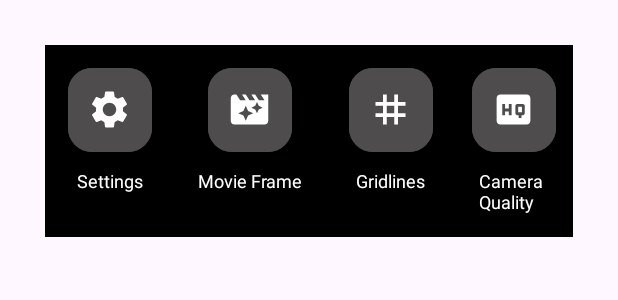
After one commit to DixitKashyap/GalleryX, an Android app: the layout bottom_sheet_navigation_video_view.xml on its own in the app's theme, with its tools: preview values and no code run, on a phone screen of 412 x 824 dp. The commit adds this screen. Shown: the top 300 px of the screen. Run offline under Robolectric (Android 15) with nearby library versions, the phone set to English and light mode, and no system bars.

```diff
--- /dev/null
+++ b/app/src/main/res/drawable/baseline_shutter_speed_24.xml
@@ -0,0 +1,5 @@
+<vector android:height="24dp" android:tint="#000000"
+    android:viewportHeight="24" android:viewportWidth="24"
+    android:width="24dp" xmlns:android="http://schemas.android.com/apk/res/android">
+    <path android:fillColor="@android:color/white" android:pathData="M15,1L9,1v2h6L15,1zM19.03,7.39l1.42,-1.42c-0.43,-0.51 -0.9,-0.99 -1.41,-1.41l-1.42,1.42C16.07,4.74 14.12,4 12,4c-4.97,0 -9,4.03 -9,9s4.02,9 9,9 9,-4.03 9,-9c0,-2.12 -0.74,-4.07 -1.97,-5.61zM12,20c-3.87,0 -7,-3.13 -7,-7s3.13,-7 7,-7 7,3.13 7,7 -3.13,7 -7,7zM11.68,15L6.35,15c0.57,1.62 1.82,2.92 3.41,3.56l-0.11,-0.06 2.03,-3.5zM17.65,11c-0.57,-1.6 -1.78,-2.89 -3.34,-3.54L12.26,11h5.39zM10.61,18.83c0.45,0.11 0.91,0.17 1.39,0.17 1.34,0 2.57,-0.45 3.57,-1.19l-2.11,-3.9 -2.85,4.92zM7.55,8.99C6.59,10.05 6,11.46 6,13c0,0.34 0.04,0.67 0.09,1h4.72L7.55,8.99zM16.34,17.13C17.37,16.06 18,14.6 18,13c0,-0.34 -0.04,-0.67 -0.09,-1h-4.34l2.77,5.13zM13.33,7.15C12.9,7.06 12.46,7 12,7c-1.4,0 -2.69,0.49 -3.71,1.29l2.32,3.56 2.72,-4.7z"/>
+</vector>
--- /dev/null
+++ b/app/src/main/res/drawable/flash_off_icon.xml
@@ -0,0 +1,5 @@
+<vector android:height="24dp" android:tint="#000000"
+    android:viewportHeight="24" android:viewportWidth="24"
+    android:width="24dp" xmlns:android="http://schemas.android.com/apk/res/android">
+    <path android:fillColor="@android:color/white" android:pathData="M3.27,3L2,4.27l5,5V13h3v9l3.58,-6.14L17.73,20 19,18.73 3.27,3zM17,10h-4l4,-8H7v2.18l8.46,8.46L17,10z"/>
+</vector>
--- /dev/null
+++ b/app/src/main/res/drawable/high_quality_icon.xml
@@ -0,0 +1,5 @@
+<vector android:height="24dp"
+    android:viewportHeight="24" android:viewportWidth="24"
+    android:width="24dp" xmlns:android="http://schemas.android.com/apk/res/android">
+    <path android:fillColor="@android:color/white" android:pathData="M19,4L5,4c-1.11,0 -2,0.9 -2,2v12c0,1.1 0.89,2 2,2h14c1.1,0 2,-0.9 2,-2L21,6c0,-1.1 -0.9,-2 -2,-2zM11,15L9.5,15v-2h-2v2L6,15L6,9h1.5v2.5h2L9.5,9L11,9v6zM18,14c0,0.55 -0.45,1 -1,1h-0.75v1.5h-1.5L14.75,15L14,15c-0.55,0 -1,-0.45 -1,-1v-4c0,-0.55 0.45,-1 1,-1h3c0.55,0 1,0.45 1,1v4zM14.5,13.5h2v-3h-2v3z"/>
+</vector>
--- /dev/null
+++ b/app/src/main/res/drawable/high_quality_icon_1.xml
@@ -0,0 +1,5 @@
+<vector android:height="24dp"
+    android:viewportHeight="24" android:viewportWidth="24"
+    android:width="24dp" xmlns:android="http://schemas.android.com/apk/res/android">
+    <path android:fillColor="@color/light_blue" android:pathData="M19,4L5,4c-1.11,0 -2,0.9 -2,2v12c0,1.1 0.89,2 2,2h14c1.1,0 2,-0.9 2,-2L21,6c0,-1.1 -0.9,-2 -2,-2zM11,15L9.5,15v-2h-2v2L6,15L6,9h1.5v2.5h2L9.5,9L11,9v6zM18,14c0,0.55 -0.45,1 -1,1h-0.75v1.5h-1.5L14.75,15L14,15c-0.55,0 -1,-0.45 -1,-1v-4c0,-0.55 0.45,-1 1,-1h3c0.55,0 1,0.45 1,1v4zM14.5,13.5h2v-3h-2v3z"/>
+</vector>
--- /dev/null
+++ b/app/src/main/res/drawable/iso_icon.xml
@@ -0,0 +1,5 @@
+<vector android:height="24dp" android:tint="#000000"
+    android:viewportHeight="24" android:viewportWidth="24"
+    android:width="24dp" xmlns:android="http://schemas.android.com/apk/res/android">
+    <path android:fillColor="@android:color/white" android:pathData="M19,3L5,3c-1.1,0 -2,0.9 -2,2v14c0,1.1 0.9,2 2,2h14c1.1,0 2,-0.9 2,-2L21,5c0,-1.1 -0.9,-2 -2,-2zM5.5,7.5h2v-2L9,5.5v2h2L11,9L9,9v2L7.5,11L7.5,9h-2L5.5,7.5zM19,19L5,19L19,5v14zM17,17v-1.5h-5L12,17h5z"/>
+</vector>
--- /dev/null
+++ b/app/src/main/res/drawable/ultra_wide_camera_icon.xml
@@ -0,0 +1,5 @@
+<vector android:height="24dp" android:tint="#000000"
+    android:viewportHeight="24" android:viewportWidth="24"
+    android:width="24dp" xmlns:android="http://schemas.android.com/apk/res/android">
+    <path android:fillColor="@android:color/white" android:pathData="M20.69,4.05C18.66,4.73 15.86,5.5 12,5.5c-3.89,0 -6.95,-0.84 -8.69,-1.43C2.67,3.85 2,4.33 2,5.02V19c0,0.68 0.66,1.17 1.31,0.95C5.36,19.26 8.1,18.5 12,18.5c3.87,0 6.66,0.76 8.69,1.45C21.34,20.16 22,19.68 22,19V5C22,4.32 21.34,3.84 20.69,4.05zM12,15c-2.34,0 -4.52,0.15 -6.52,0.41l3.69,-4.42l2,2.4L14,10l4.51,5.4C16.52,15.15 14.3,15 12,15z"/>
+</vector>
--- /dev/null
+++ b/app/src/main/res/drawable/wb_auto_icon.xml
@@ -0,0 +1,5 @@
+<vector android:height="24dp"
+    android:viewportHeight="24" android:viewportWidth="24"
+    android:width="24dp" xmlns:android="http://schemas.android.com/apk/res/android">
+    <path android:fillColor="@android:color/white" android:pathData="M6.85,12.65h2.3L8,9l-1.15,3.65zM22,7l-1.2,6.29L19.3,7h-1.6l-1.49,6.29L15,7h-0.76C12.77,5.17 10.53,4 8,4c-4.42,0 -8,3.58 -8,8s3.58,8 8,8c3.13,0 5.84,-1.81 7.15,-4.43l0.1,0.43L17,16l1.5,-6.1L20,16h1.75l2.05,-9L22,7zM10.3,16l-0.7,-2L6.4,14l-0.7,2L3.8,16L7,7h2l3.2,9h-1.9z"/>
+</vector>
--- a/app/src/main/res/layout/activity_camera_viewfinder.xml
+++ b/app/src/main/res/layout/activity_camera_viewfinder.xml
@@ -37,6 +37,7 @@
                 android:orientation="horizontal"
                 >
                 <androidx.appcompat.widget.AppCompatImageButton
+                    android:id="@+id/flash_button"
                     android:layout_width="50dp"
                     android:layout_height="50dp"
                     android:padding="2dp"
@@ -116,7 +117,9 @@
         app:layout_constraintBottom_toTopOf="@+id/linearLayout2"
         app:layout_constraintEnd_toEndOf="parent"
         app:layout_constraintStart_toStartOf="parent"
-        app:layout_constraintTop_toBottomOf="@+id/linearLayout" />
+        app:layout_constraintTop_toBottomOf="@+id/linearLayout" >
+
+    </androidx.camera.view.PreviewView>
 
     <LinearLayout
         android:id="@+id/linearLayout2"
@@ -145,6 +148,7 @@
                 android:orientation="horizontal"
                 >
                 <androidx.appcompat.widget.AppCompatButton
+                    android:id="@+id/camera_pro_mode"
                     android:layout_width="wrap_content"
                     android:layout_height="wrap_content"
                     android:padding="2dp"
--- /dev/null
+++ b/app/src/main/res/layout/bottom_sheet_navigation_video_view.xml
@@ -0,0 +1,141 @@
+<?xml version="1.0" encoding="utf-8"?>
+<LinearLayout xmlns:android="http://schemas.android.com/apk/res/android"
+    android:layout_width="wrap_content"
+    android:layout_height="wrap_content"
+    xmlns:app="http://schemas.android.com/apk/res-auto"
+    android:background="@color/black"
+    android:layout_margin="30dp"
+    android:orientation="vertical">
+
+    <LinearLayout
+        android:layout_width="match_parent"
+        android:layout_height="wrap_content"
+        android:background="@color/black"
+        android:gravity="start"
+        android:layout_gravity="center"
+        android:orientation="horizontal"
+        >
+
+
+        <LinearLayout
+            android:layout_width="wrap_content"
+            android:layout_height="wrap_content"
+            android:layout_marginTop="10dp"
+            android:gravity="center"
+            android:layout_margin="10dp"
+            android:orientation="vertical">
+
+            <com.google.android.material.floatingactionbutton.ExtendedFloatingActionButton
+                android:id="@+id/tilt_shift"
+                android:layout_width="60dp"
+                android:layout_height="60dp"
+                app:icon="@drawable/settings_icon"
+                app:iconSize="30dp"
+                app:iconTint="@color/white"
+                android:layout_marginHorizontal="25dp"
+                android:backgroundTint="@color/dark_grey"
+                android:layout_margin="5dp"
+                android:padding="5dp"
+                />
+            <TextView
+                android:layout_width="wrap_content"
+                android:layout_height="wrap_content"
+                android:text="@string/camera_settings"
+                android:textColor="@color/white"
+                android:textSize="12sp"
+                android:layout_margin="5dp"/>
+
+        </LinearLayout>
+
+
+        <LinearLayout
+            android:layout_width="wrap_content"
+            android:layout_height="wrap_content"
+            android:layout_marginTop="10dp"
+            android:gravity="center"
+            android:layout_margin="10dp"
+            android:orientation="vertical">
+
+            <com.google.android.material.floatingactionbutton.ExtendedFloatingActionButton
+                android:id="@+id/pro_color"
+                android:layout_width="60dp"
+                android:layout_height="60dp"
+                app:icon="@drawable/movie_frame_icon"
+                app:iconSize="30dp"
+                app:iconTint="@color/white"
+                android:layout_marginHorizontal="25dp"
+                android:backgroundTint="@color/dark_grey"
+                android:layout_margin="5dp"
+                android:padding="5dp"
+                />
+            <TextView
+                android:layout_width="wrap_content"
+                android:layout_height="wrap_content"
+                android:text="@string/camera_MovieFrame"
+                android:textColor="@color/white"
+                android:textSize="12sp"
+                android:layout_margin="5dp"/>
+
+        </LinearLayout>
+
+
+        <LinearLayout
+            android:layout_width="wrap_content"
+            android:layout_height="wrap_content"
+            android:layout_marginTop="10dp"
+            android:gravity="center"
+            android:layout_margin="10dp"
+            android:orientation="vertical">
+
+            <com.google.android.material.floatingactionbutton.ExtendedFloatingActionButton
+                android:id="@+id/time_burst"
+                android:layout_width="60dp"
+                android:layout_height="60dp"
+                app:icon="@drawable/grid_lines_icon"
+                app:iconSize="30dp"
+                app:iconTint="@color/white"
+                android:layout_marginHorizontal="25dp"
+                android:backgroundTint="@color/dark_grey"
+                android:layout_margin="5dp"
+                android:padding="5dp"
+                />
+            <TextView
+                android:layout_width="wrap_content"
+                android:layout_height="wrap_content"
+                android:text="@string/camera_Gridlines"
+                android:textColor="@color/white"
+                android:textSize="12sp"
+                android:layout_margin="5dp"/>
+
+        </LinearLayout>
+        <LinearLayout
+            android:layout_width="wrap_content"
+            android:layout_height="wrap_content"
+            android:layout_marginTop="10dp"
+            android:gravity="center"
+            android:layout_margin="10dp"
+            android:orientation="vertical">
+
+            <com.google.android.material.floatingactionbutton.ExtendedFloatingActionButton
+                android:id="@+id/highQuality"
+                android:layout_width="60dp"
+                android:layout_height="60dp"
+                app:icon="@drawable/high_quality_icon"
+                app:iconSize="30dp"
+                app:iconTint="@color/white"
+                android:layout_marginHorizontal="25dp"
+                android:backgroundTint="@color/dark_grey"
+                android:layout_margin="5dp"
+                android:padding="5dp"
+                />
+            <TextView
+                android:layout_width="wrap_content"
+                android:layout_height="wrap_content"
+                android:text="@string/camera_high_quality"
+                android:textColor="@color/white"
+                android:textSize="12sp"
+                android:layout_margin="5dp"/>
+
+        </LinearLayout>
+    </LinearLayout>
+</LinearLayout>
--- a/app/src/main/res/values/colors.xml
+++ b/app/src/main/res/values/colors.xml
@@ -6,5 +6,5 @@
     <color name="grey">#F9F9F9</color>
     <color name="yellow_note">#FBC02D</color>
     <color name="yellow_note_dull">#F7D88B</color>
-    <color name="dark_grey">#8E8B8B</color>
+    <color name="dark_grey">#4E4C4C</color>
 </resources>
--- a/app/src/main/res/values/strings.xml
+++ b/app/src/main/res/values/strings.xml
@@ -18,4 +18,5 @@
     <string name="camera_Tilt_shift">Tilt-Shift</string>
     <string name="camera_Pro_color">Pro Color</string>
     <string name="camera_time_burst">Time Burst</string>
+    <string name="camera_high_quality">Camera Quality</string>
 </resources>
```
Also changed, not shown: app/src/main/java/com/dixitkumar/galleryxapp/PhotosFragment/Camera_ViewFinderActivity.java (+79 -5 lines), app/src/main/java/com/dixitkumar/galleryxapp/PhotosFragment/VideoActivity.java (+23 -1 lines), app/src/main/res/drawable/toggle_button_ui.xml (added, +19 -0 lines), app/src/main/res/layout/activity_video.xml (+8 -5 lines), app/src/main/res/layout/pro_camera_menu.xml (added, +13 -0 lines), app/src/main/res/drawable/fhd.png (added), app/src/main/res/drawable/hd_icon.png (added).
